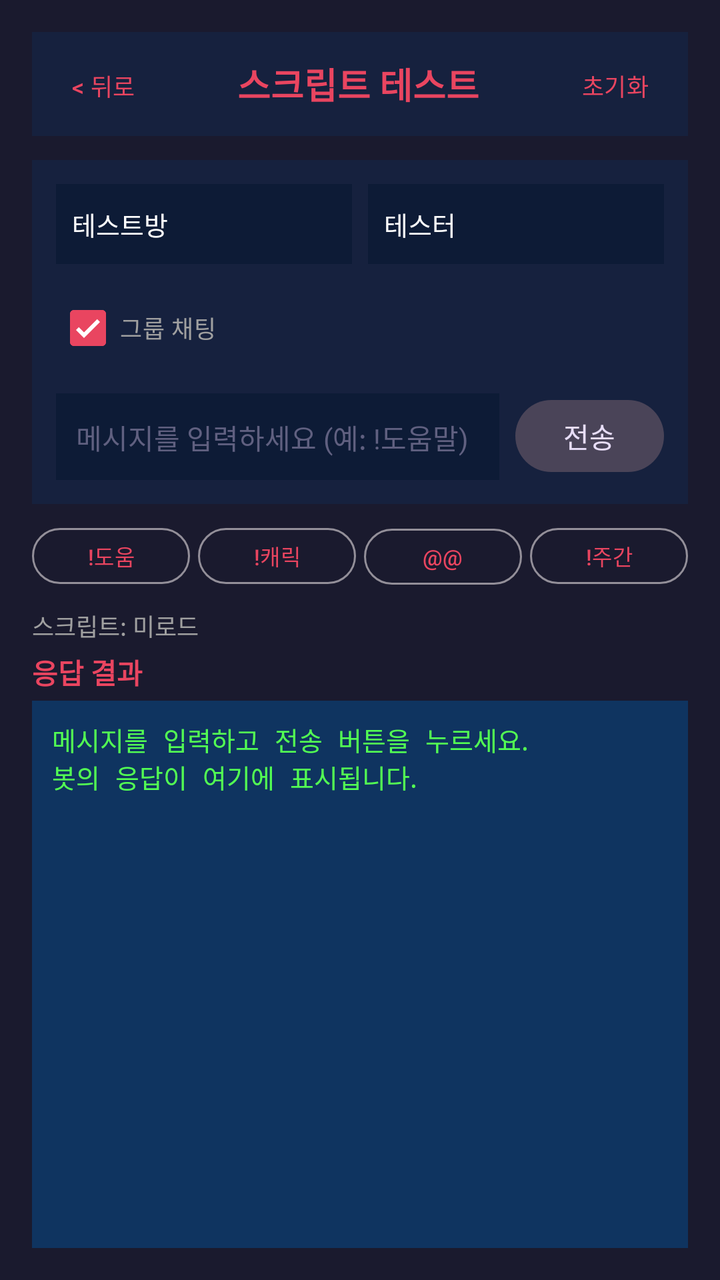
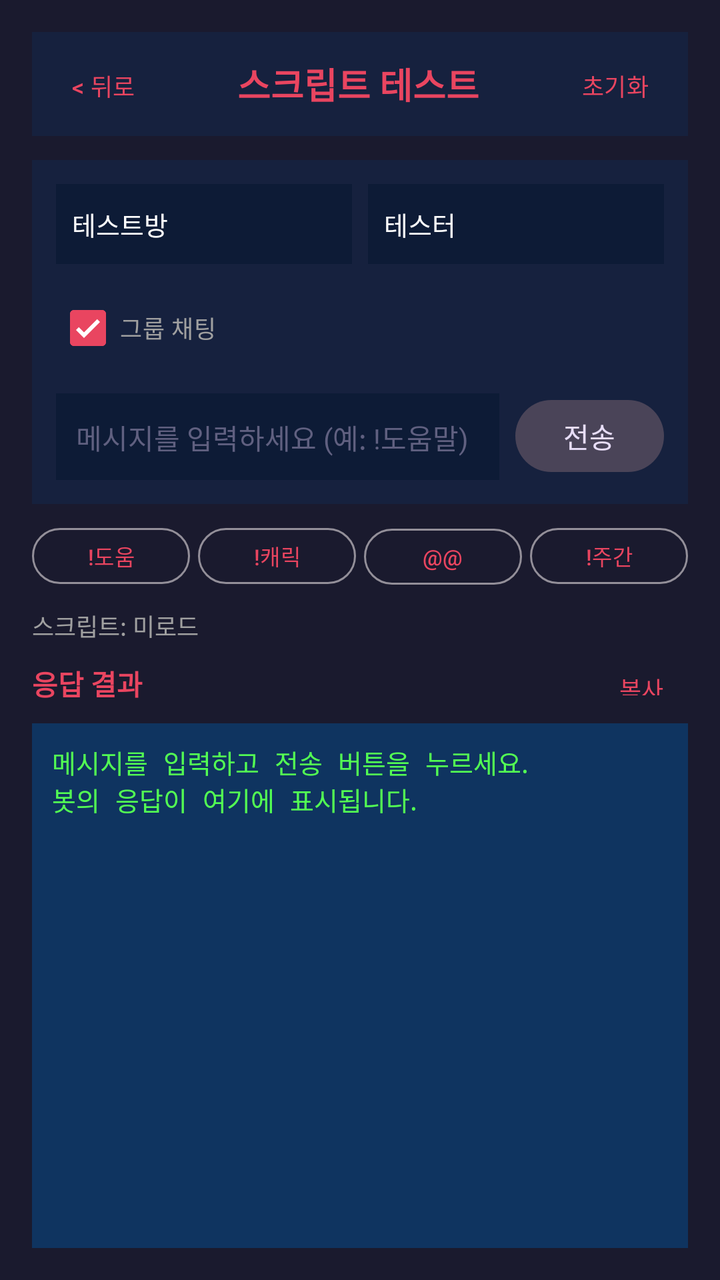

An Android layout rendered at two revisions. The XML below is the earlier revision; the diff shows what the commit changed to produce the second picture.
<!-- AndroidManifest.xml: application theme Theme.KakaoBot -->
<!-- res/layout/activity_script_test.xml -->
<?xml version="1.0" encoding="utf-8"?>
<LinearLayout xmlns:android="http://schemas.android.com/apk/res/android"
    android:layout_width="match_parent"
    android:layout_height="match_parent"
    android:orientation="vertical"
    android:padding="16dp"
    android:background="#1a1a2e">

    
    <LinearLayout
        android:layout_width="match_parent"
        android:layout_height="wrap_content"
        android:orientation="horizontal"
        android:gravity="center_vertical"
        android:background="#16213e"
        android:padding="8dp"
        android:layout_marginBottom="12dp">

        <com.google.android.material.button.MaterialButton
            android:id="@+id/btnBack"
            android:layout_width="wrap_content"
            android:layout_height="36dp"
            android:text="&lt; 뒤로"
            android:textSize="12sp"
            android:minWidth="0dp"
            android:paddingStart="12dp"
            android:paddingEnd="12dp"
            style="@style/Widget.Material3.Button.TextButton" />

        <TextView
            android:layout_width="0dp"
            android:layout_height="wrap_content"
            android:layout_weight="1"
            android:text="스크립트 테스트"
            android:textColor="#e94560"
            android:textSize="18sp"
            android:textStyle="bold"
            android:gravity="center" />

        <com.google.android.material.button.MaterialButton
            android:id="@+id/btnClearResult"
            android:layout_width="wrap_content"
            android:layout_height="36dp"
            android:text="초기화"
            android:textSize="12sp"
            android:minWidth="0dp"
            android:paddingStart="12dp"
            android:paddingEnd="12dp"
            style="@style/Widget.Material3.Button.TextButton" />
    </LinearLayout>

    
    <LinearLayout
        android:layout_width="match_parent"
        android:layout_height="wrap_content"
        android:orientation="vertical"
        android:background="#16213e"
        android:padding="12dp"
        android:layout_marginBottom="8dp">

        
        <LinearLayout
            android:layout_width="match_parent"
            android:layout_height="wrap_content"
            android:orientation="horizontal"
            android:layout_marginBottom="8dp">

            <EditText
                android:id="@+id/etRoom"
                android:layout_width="0dp"
                android:layout_height="40dp"
                android:layout_weight="1"
                android:hint="방 이름"
                android:text="테스트방"
                android:textColor="#ffffff"
                android:textColorHint="#606080"
                android:textSize="13sp"
                android:background="#0d1b36"
                android:padding="8dp"
                android:singleLine="true"
                android:layout_marginEnd="4dp" />

            <EditText
                android:id="@+id/etSender"
                android:layout_width="0dp"
                android:layout_height="40dp"
                android:layout_weight="1"
                android:hint="발신자"
                android:text="테스터"
                android:textColor="#ffffff"
                android:textColorHint="#606080"
                android:textSize="13sp"
                android:background="#0d1b36"
                android:padding="8dp"
                android:singleLine="true"
                android:layout_marginStart="4dp" />
        </LinearLayout>

        
        <CheckBox
            android:id="@+id/cbGroupChat"
            android:layout_width="wrap_content"
            android:layout_height="wrap_content"
            android:text="그룹 채팅"
            android:textColor="#a0a0a0"
            android:textSize="12sp"
            android:checked="true"
            android:layout_marginBottom="8dp" />

        
        <LinearLayout
            android:layout_width="match_parent"
            android:layout_height="wrap_content"
            android:orientation="horizontal">

            <EditText
                android:id="@+id/etMessage"
                android:layout_width="0dp"
                android:layout_height="44dp"
                android:layout_weight="1"
                android:hint="메시지를 입력하세요 (예: !도움말)"
                android:textColor="#ffffff"
                android:textColorHint="#606080"
                android:textSize="14sp"
                android:background="#0d1b36"
                android:padding="10dp"
                android:singleLine="true"
                android:imeOptions="actionSend"
                android:layout_marginEnd="8dp" />

            <com.google.android.material.button.MaterialButton
                android:id="@+id/btnSend"
                android:layout_width="wrap_content"
                android:layout_height="44dp"
                android:text="전송"
                android:textSize="14sp"
                android:minWidth="72dp"
                style="@style/Widget.Material3.Button.TonalButton" />
        </LinearLayout>
    </LinearLayout>

    
    <LinearLayout
        android:layout_width="match_parent"
        android:layout_height="wrap_content"
        android:orientation="horizontal"
        android:layout_marginBottom="8dp">

        <com.google.android.material.button.MaterialButton
            android:id="@+id/btnQuick1"
            android:layout_width="0dp"
            android:layout_height="36dp"
            android:layout_weight="1"
            android:text="!도움말"
            android:textSize="11sp"
            android:layout_marginEnd="2dp"
            style="@style/Widget.Material3.Button.OutlinedButton" />

        <com.google.android.material.button.MaterialButton
            android:id="@+id/btnQuick2"
            android:layout_width="0dp"
            android:layout_height="36dp"
            android:layout_weight="1"
            android:text="!캐릭터"
            android:textSize="11sp"
            android:layout_marginStart="2dp"
            android:layout_marginEnd="2dp"
            style="@style/Widget.Material3.Button.OutlinedButton" />

        <com.google.android.material.button.MaterialButton
            android:id="@+id/btnQuick3"
            android:layout_width="0dp"
            android:layout_height="36dp"
            android:layout_weight="1"
            android:text="@@"
            android:textSize="11sp"
            android:layout_marginStart="2dp"
            android:layout_marginEnd="2dp"
            style="@style/Widget.Material3.Button.OutlinedButton" />

        <com.google.android.material.button.MaterialButton
            android:id="@+id/btnQuick4"
            android:layout_width="0dp"
            android:layout_height="36dp"
            android:layout_weight="1"
            android:text="!주간보스"
            android:textSize="11sp"
            android:layout_marginStart="2dp"
            style="@style/Widget.Material3.Button.OutlinedButton" />
    </LinearLayout>

    
    <TextView
        android:id="@+id/tvScriptStatus"
        android:layout_width="match_parent"
        android:layout_height="wrap_content"
        android:text="스크립트: 미로드"
        android:textColor="#a0a0a0"
        android:textSize="12sp"
        android:paddingBottom="4dp" />

    
    <TextView
        android:layout_width="match_parent"
        android:layout_height="wrap_content"
        android:text="응답 결과"
        android:textColor="#e94560"
        android:textSize="14sp"
        android:textStyle="bold"
        android:paddingBottom="4dp" />

    
    <ScrollView
        android:id="@+id/scrollResult"
        android:layout_width="match_parent"
        android:layout_height="0dp"
        android:layout_weight="1"
        android:background="#0f3460"
        android:padding="10dp">

        <TextView
            android:id="@+id/tvResult"
            android:layout_width="match_parent"
            android:layout_height="wrap_content"
            android:textColor="#53ff53"
            android:textSize="13sp"
            android:fontFamily="monospace"
            android:text="메시지를 입력하고 전송 버튼을 누르세요.\n봇의 응답이 여기에 표시됩니다.\n" />
    </ScrollView>

</LinearLayout>
<!-- resources referenced by this layout -->
<resources>
  <style name="Theme.KakaoBot" parent="Theme.Material3.Dark.NoActionBar">
          <item name="colorPrimary">#e94560</item>
          <item name="colorPrimaryVariant">#c81d4e</item>
          <item name="colorOnPrimary">#ffffff</item>
          <item name="colorSecondary">#0f3460</item>
          <item name="colorSecondaryVariant">#16213e</item>
          <item name="colorOnSecondary">#ffffff</item>
          <item name="android:statusBarColor">#1a1a2e</item>
          <item name="android:navigationBarColor">#1a1a2e</item>
      </style>
</resources>

<!-- the commit's change to res/layout/activity_script_test.xml (unified diff, before → after) -->
@@ -200,14 +200,33 @@
         android:paddingBottom="4dp" />
 
     
-    <TextView
-        android:layout_width="match_parent"
-        android:layout_height="wrap_content"
-        android:text="응답 결과"
-        android:textColor="#e94560"
-        android:textSize="14sp"
-        android:textStyle="bold"
-        android:paddingBottom="4dp" />
+    <LinearLayout
+        android:layout_width="match_parent"
+        android:layout_height="wrap_content"
+        android:orientation="horizontal"
+        android:gravity="center_vertical"
+        android:paddingBottom="4dp">
+
+        <TextView
+            android:layout_width="0dp"
+            android:layout_height="wrap_content"
+            android:layout_weight="1"
+            android:text="응답 결과"
+            android:textColor="#e94560"
+            android:textSize="14sp"
+            android:textStyle="bold" />
+
+        <com.google.android.material.button.MaterialButton
+            android:id="@+id/btnCopyResult"
+            android:layout_width="wrap_content"
+            android:layout_height="32dp"
+            android:text="복사"
+            android:textSize="12sp"
+            android:minWidth="0dp"
+            android:paddingStart="12dp"
+            android:paddingEnd="12dp"
+            style="@style/Widget.Material3.Button.TextButton" />
+    </LinearLayout>
 
     
     <ScrollView
@@ -225,6 +244,7 @@
             android:textColor="#53ff53"
             android:textSize="13sp"
             android:fontFamily="monospace"
+            android:textIsSelectable="true"
             android:text="메시지를 입력하고 전송 버튼을 누르세요.\n봇의 응답이 여기에 표시됩니다.\n" />
     </ScrollView>
 
